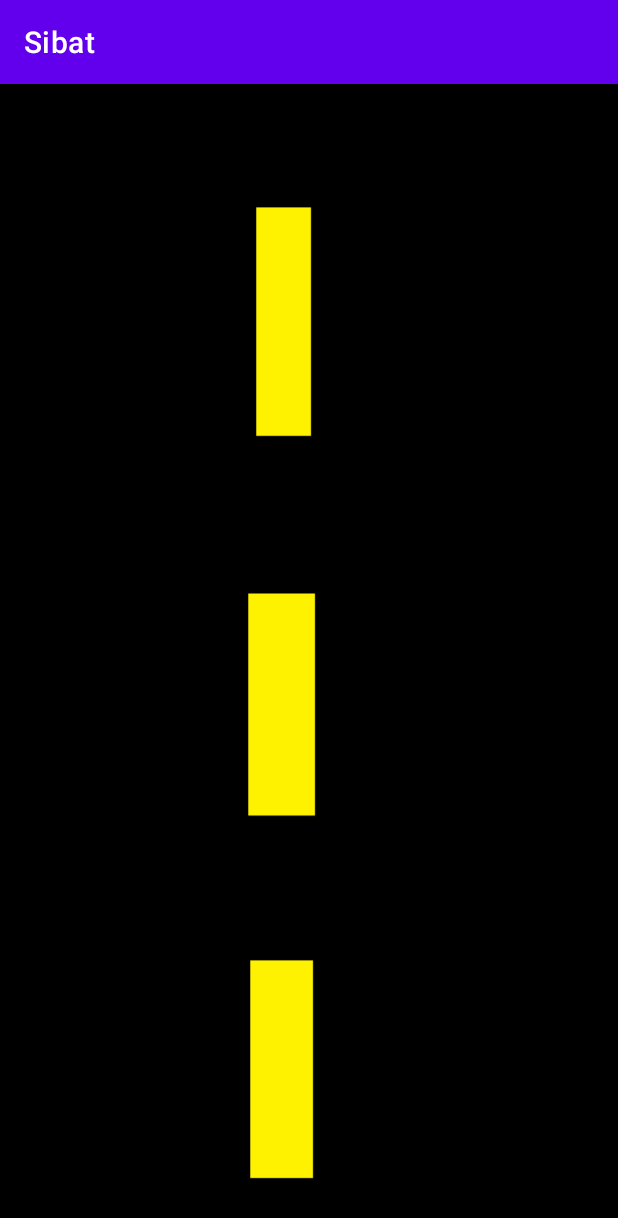
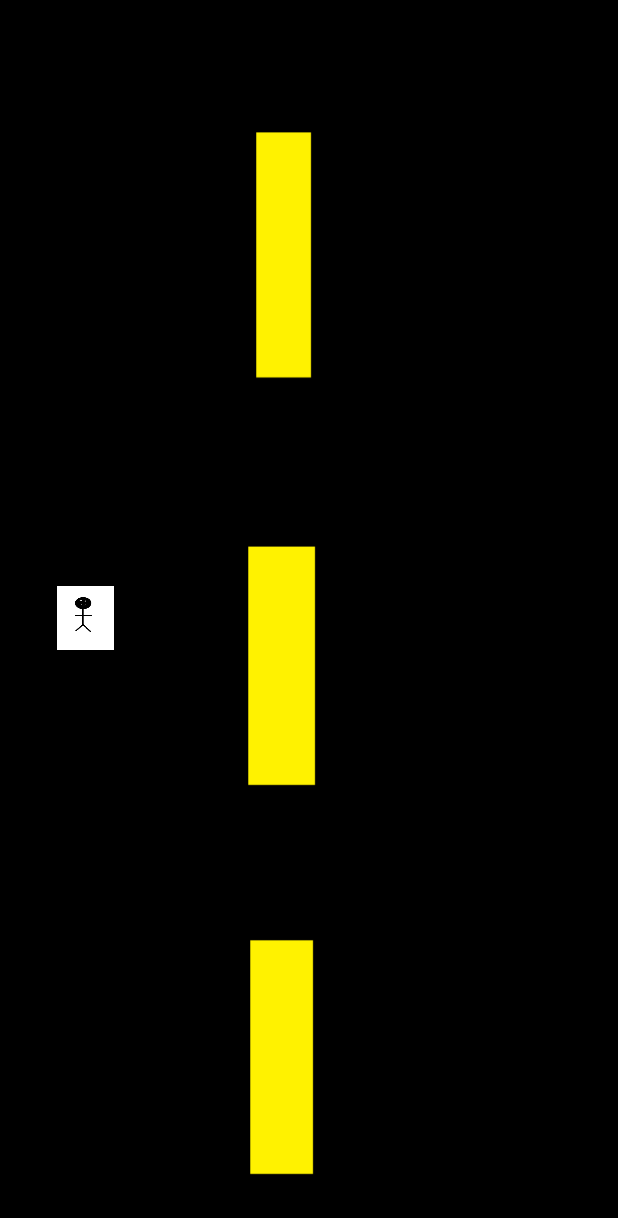
Before and after one commit to JoseMagIII/Sibat, an Android app: the screen it shows after launch (MainActivity), on a phone screen of 412 x 824 dp. Shown: the top 1218 px of the screen. Run offline under Robolectric (Android 15) with nearby library versions, the phone set to English and light mode, and no system bars.

Commit message:
Yung gameview background ata yun ok na papalitan lang yung background yung player ok narin ata? Bukas lagay ko logic ng movement

```diff
--- a/app/src/main/AndroidManifest.xml
+++ b/app/src/main/AndroidManifest.xml
@@ -8,7 +8,7 @@
         android:label="@string/app_name"
         android:roundIcon="@mipmap/ic_launcher_round"
         android:supportsRtl="true"
-        android:theme="@style/Theme.Sibat">
+        android:theme="@style/Theme.AppCompat.NoActionBar">
         <activity android:name=".MainActivity">
             <intent-filter>
                 <action android:name="android.intent.action.MAIN" />
--- /dev/null
+++ b/app/src/main/java/com/mobdeve/project/sibat/BaseObject.java
@@ -0,0 +1,71 @@
+package com.mobdeve.project.sibat;
+
+import android.graphics.Bitmap;
+import android.graphics.Rect;
+
+public class BaseObject {
+    protected float x, y;
+    protected int width, height;
+    protected Bitmap bm;
+    protected Rect rect;
+
+    public BaseObject() {
+
+    }
+
+    public BaseObject(float x, float y, int width, int height) {
+        this.x = x;
+        this.y = y;
+        this.width = width;
+        this.height = height;
+
+    }
+
+    public float getX() {
+        return x;
+    }
+
+    public void setX(float x) {
+        this.x = x;
+    }
+
+    public float getY() {
+        return y;
+    }
+
+    public void setY(float y) {
+        this.y = y;
+    }
+
+    public int getWidth() {
+        return width;
+    }
+
+    public void setWidth(int width) {
+        this.width = width;
+    }
+
+    public int getHeight() {
+        return height;
+    }
+
+    public void setHeight(int height) {
+        this.height = height;
+    }
+
+    public Bitmap getBm() {
+        return bm;
+    }
+
+    public void setBm(Bitmap bm) {
+        this.bm = bm;
+    }
+
+    public Rect getRect() {
+        return new Rect((int)this.x, (int)this.y, (int)this.x+this.width, (int)this.y+this.height);
+    }
+
+    public void setRect(Rect rect) {
+        this.rect = rect;
+    }
+}
--- a/app/src/main/java/com/mobdeve/project/sibat/Constants.java
+++ b/app/src/main/java/com/mobdeve/project/sibat/Constants.java
@@ -1,4 +1,6 @@
 package com.mobdeve.project.sibat;
 
 public class Constants {
+    public static int SCREEN_WIDTH;
+    public static int SCREEN_HEIGHT;
 }
--- a/app/src/main/java/com/mobdeve/project/sibat/GameView.java
+++ b/app/src/main/java/com/mobdeve/project/sibat/GameView.java
@@ -1,20 +1,38 @@
 package com.mobdeve.project.sibat;
 
 import android.content.Context;
+import android.graphics.Bitmap;
+import android.graphics.BitmapFactory;
 import android.graphics.Canvas;
+import android.graphics.Color;
 import android.util.AttributeSet;
 import android.view.View;
 
 import androidx.annotation.Nullable;
 
+import java.util.ArrayList;
+
 public class GameView extends View {
+
+    private Player player;
+
     public GameView(Context context, @Nullable AttributeSet attrs) {
         super(context, attrs);
+        player = new Player();
+        player.setWidth(100*Constants.SCREEN_WIDTH/1080);
+        player.setHeight(100*Constants.SCREEN_HEIGHT/1920);
+        player.setX(100*Constants.SCREEN_WIDTH/1080);
+        player.setY(Constants.SCREEN_HEIGHT/2-player.getHeight()/2);
+
+        //ADD PLAYER ANIMATIONS HERE
+        ArrayList<Bitmap> animations = new ArrayList<>();
+        animations.add(BitmapFactory.decodeResource(this.getResources(), R.drawable.tempchar));
+        animations.add(BitmapFactory.decodeResource(this.getResources(), R.drawable.tempchar2));
+        player.setArrBms(animations);
     }
-
 
     public void draw(Canvas canvas){
         super.draw(canvas);
-
+        player.draw(canvas);
     }
 }
--- a/app/src/main/java/com/mobdeve/project/sibat/MainActivity.java
+++ b/app/src/main/java/com/mobdeve/project/sibat/MainActivity.java
@@ -3,6 +3,7 @@ package com.mobdeve.project.sibat;
 import androidx.appcompat.app.AppCompatActivity;
 
 import android.os.Bundle;
+import android.util.DisplayMetrics;
 import android.view.WindowManager;
 
 public class MainActivity extends AppCompatActivity {
@@ -12,6 +13,12 @@ public class MainActivity extends AppCompatActivity {
         super.onCreate(savedInstanceState);
 
         this.getWindow().setFlags(WindowManager.LayoutParams.FLAG_FULLSCREEN, WindowManager.LayoutParams.FLAG_FULLSCREEN);
+
+        DisplayMetrics dm = new DisplayMetrics();
+        this.getWindowManager().getDefaultDisplay().getMetrics(dm);
+        Constants.SCREEN_HEIGHT = dm.heightPixels;
+        Constants.SCREEN_WIDTH = dm.widthPixels;
+        System.out.println(Constants.SCREEN_HEIGHT);
         setContentView(R.layout.activity_main);
     }
 }
--- /dev/null
+++ b/app/src/main/java/com/mobdeve/project/sibat/Player.java
@@ -0,0 +1,37 @@
+package com.mobdeve.project.sibat;
+
+import android.graphics.Bitmap;
+import android.graphics.Canvas;
+
+import java.util.ArrayList;
+
+public class Player extends BaseObject {
+
+
+    private ArrayList<Bitmap> arrBms = new ArrayList<>();
+
+    public Player(){
+
+    }
+
+    public void draw(Canvas canvas){
+        canvas.drawBitmap(this.getBm(), this.x, this.y, null);
+    }
+
+    public ArrayList<Bitmap> getArrBms() {
+        return arrBms;
+    }
+
+    public void setArrBms(ArrayList<Bitmap> arrBms) {
+        this.arrBms = arrBms;
+
+        for(int i = 0; i < arrBms.size(); i++){
+            this.arrBms.set(i, Bitmap.createScaledBitmap(this.arrBms.get(i), this.width, this.height, true));
+        }
+    }
+
+    @Override
+    public Bitmap getBm() {
+        return this.getArrBms().get(0);
+    }
+}
--- a/app/src/main/res/layout/activity_main.xml
+++ b/app/src/main/res/layout/activity_main.xml
@@ -5,7 +5,6 @@
     android:layout_width="match_parent"
     android:layout_height="match_parent"
     android:background="@drawable/temproad"
-    tools:context=".MainActivity"
 
     >
 
```
Also changed, not shown: app/src/main/res/drawable/bird1.png (added), app/src/main/res/drawable/tempchar2.png (added).
